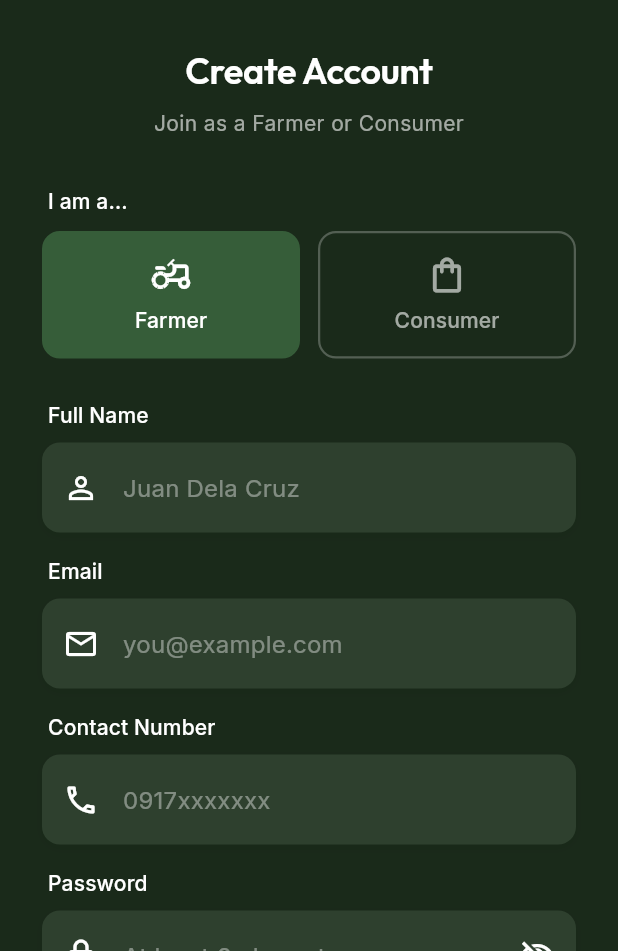
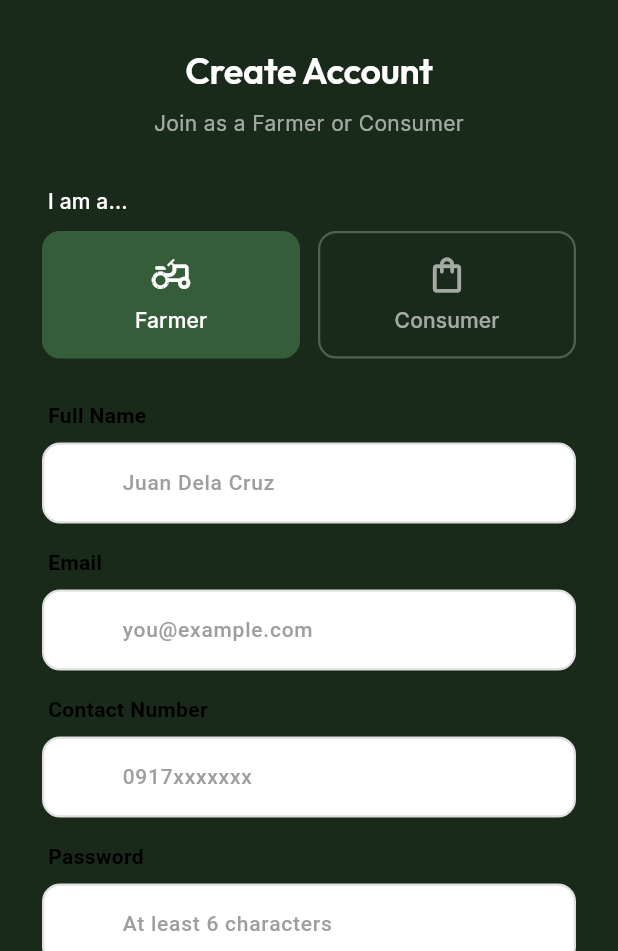
Before and after one commit to WenDEVLIFE/hydrodok, a Flutter app: the screen it shows after launch, after a tap on "Sign up", on a phone screen of 412 x 824 dp, the part 285-1236 px from its top. Run offline on Flutter 3.47's test engine with Material 3 defaults, Android fonts, the phone set to English and light mode, and no system bars; our stand-ins replace flutter_bloc, flutter_dotenv, flutter_map, geolocator, google_fonts, image_picker and 5 more; missing offline and left inert: flutter_sliding_toast, mailer, storage_client; accounts and stored records are empty.

Commit message:
refactor: standardize text field styling and improve comment author resolution with dynamic fetching

```diff
--- a/lib/src/widget/custom_text_field.dart
+++ b/lib/src/widget/custom_text_field.dart
@@ -84,10 +84,10 @@ class _CustomTextFieldState extends State<CustomTextField>
           padding: const EdgeInsets.only(left: 4, bottom: 8),
           child: Text(
             widget.label,
-            style: AppTypography.subtitle2(
-              color: Theme.of(context).brightness == Brightness.dark
-                  ? Colors.white
-                  : ColorUtils.textDark,
+            style: const TextStyle(
+              color: Colors.black,
+              fontSize: 14,
+              fontWeight: FontWeight.w600,
             ),
           ),
         ),
@@ -97,29 +97,26 @@ class _CustomTextFieldState extends State<CustomTextField>
           scale: _scaleAnimation,
           child: Container(
             decoration: BoxDecoration(
-              color: Theme.of(context).cardColor,
+              color: Colors.white,
               borderRadius: BorderRadius.circular(12),
               border: Border.all(
                 color: widget.errorText != null
-                    ? Colors
-                          .redAccent // Error color
-                    : (_isFocused
-                          ? ColorUtils.primary
-                          : Colors.transparent), // Focus -> Primary
-                width: 2,
+                    ? Colors.redAccent
+                    : (_isFocused ? ColorUtils.forestGreen : Colors.grey.shade300),
+                width: 1.5,
               ),
               boxShadow: _isFocused
                   ? [
                       BoxShadow(
-                        color: ColorUtils.accent.withValues(alpha: 0.2),
-                        blurRadius: 12,
-                        offset: const Offset(0, 4),
+                        color: ColorUtils.forestGreen.withValues(alpha: 0.15),
+                        blurRadius: 10,
+                        offset: const Offset(0, 3),
                       ),
                     ]
                   : [
                       BoxShadow(
-                        color: Colors.black.withValues(alpha: 0.05),
-                        blurRadius: 8,
+                        color: Colors.black.withValues(alpha: 0.04),
+                        blurRadius: 6,
                         offset: const Offset(0, 2),
                       ),
                     ],
@@ -132,27 +129,24 @@ class _CustomTextFieldState extends State<CustomTextField>
               onChanged: widget.onChanged,
               onTap: widget.onTap,
               validator: widget.validator,
-              style: AppTypography.bodyLarge(
-                color: Theme.of(context).brightness == Brightness.dark
-                    ? Colors.white
-                    : ColorUtils.textDark,
+              style: const TextStyle(
+                color: Colors.black,
+                fontSize: 15,
+                fontWeight: FontWeight.w500,
               ),
               decoration: InputDecoration(
                 hintText: widget.hint,
-                hintStyle: AppTypography.bodyLarge(
-                  color:
-                      (Theme.of(context).brightness == Brightness.dark
-                              ? Colors.white
-                              : ColorUtils.textDark)
-                          .withValues(alpha: 0.4),
+                hintStyle: TextStyle(
+                  color: Colors.grey.shade500,
+                  fontSize: 14,
                 ),
                 prefixIcon: widget.prefixIcon,
                 suffixIcon: widget.suffixIcon,
                 border: InputBorder.none,
                 errorStyle: const TextStyle(height: 0),
                 contentPadding: const EdgeInsets.symmetric(
-                  horizontal: 20,
-                  vertical: 16,
+                  horizontal: 16,
+                  vertical: 14,
                 ),
               ),
             ),
```
Also changed, not shown: lib/src/features/user/forum/comments_dialog.dart (+60 -6 lines).
